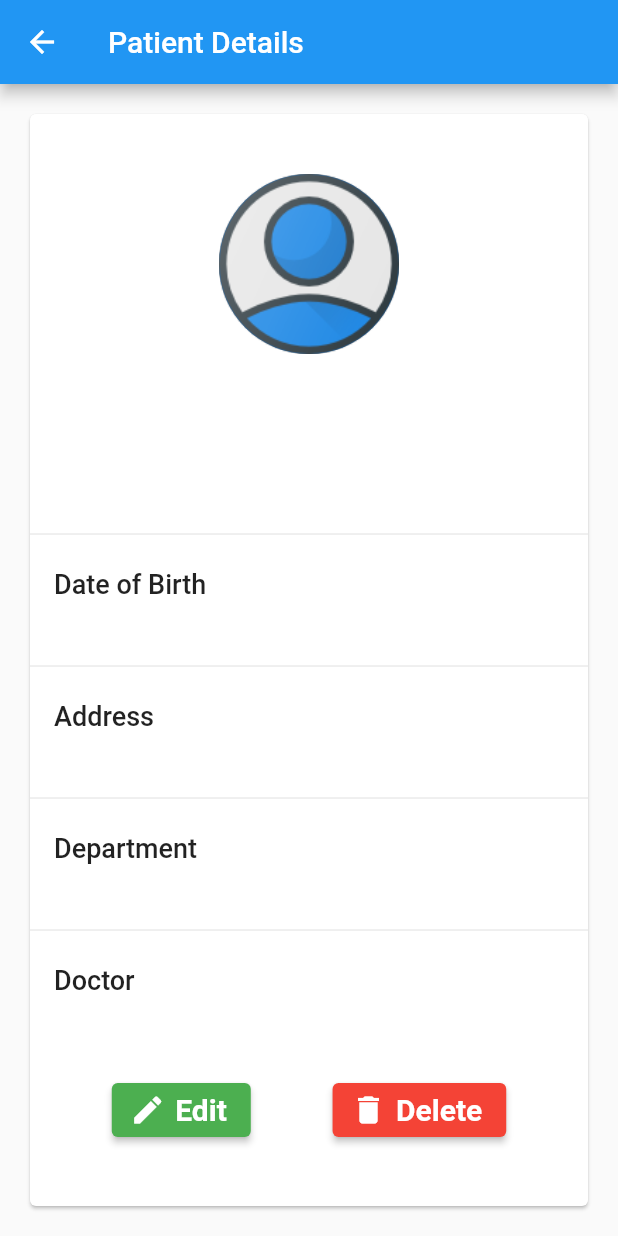
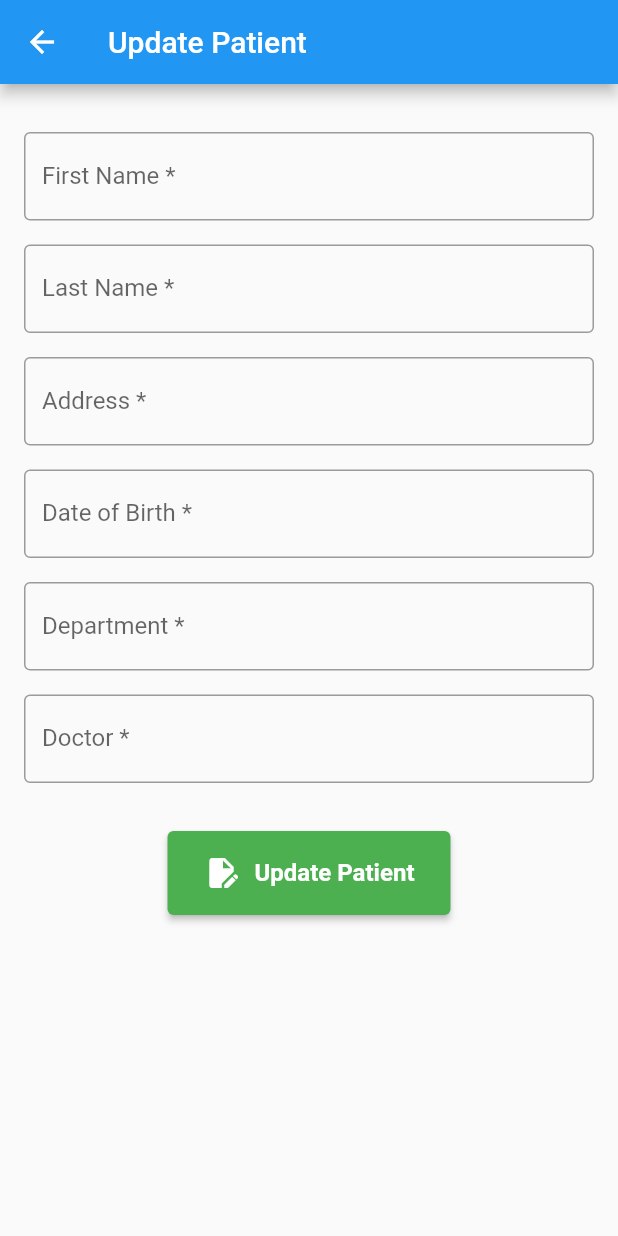
Before and after one commit to Nirajnepal/flutter-patient-app, a Flutter app: the PatientDetailScreen screen opened by its route, after a tap on "Edit", on a phone screen of 412 x 824 dp. Run offline on Flutter 3.47's test engine with Material 2 defaults, Android fonts, the phone set to English and light mode, and no system bars.

Commit message:
added the patient update screen and edit functionality

```diff
--- a/lib/screens/patient/add_patient_details_screen.dart
+++ b/lib/screens/patient/add_patient_details_screen.dart
@@ -29,7 +29,7 @@ class _AddPatientScreenState extends State<AddPatientScreen> {
 
       Future.delayed(Duration.zero, () async {
         try {
-          await apiService.addPatient(
+          Patient addedPatient = await apiService.addPatient(
             firstName: _patient.firstName,
             lastName: _patient.lastName,
             address: _patient.address,
@@ -37,13 +37,14 @@ class _AddPatientScreenState extends State<AddPatientScreen> {
             department: _patient.department,
             doctor: _patient.doctor,
           );
+          // print("$_patient");
 
           // ignore: use_build_context_synchronously
           Navigator.pushReplacement(
             context,
             MaterialPageRoute(
               builder: (context) => PatientDetailScreen(
-                patient: _patient,
+                patient: addedPatient,
               ),
             ),
           );
--- a/lib/screens/patient/patient_detail_screen.dart
+++ b/lib/screens/patient/patient_detail_screen.dart
@@ -1,7 +1,7 @@
 import 'package:flutter/material.dart';
 import '../../models/patient.dart';
 import 'package:patient_app/screens/services/api.services.dart';
-import 'package:patient_app/screens/patient/patient_lists_screen.dart';
+import 'patient_update_screen.dart';
 
 class PatientDetailScreen extends StatelessWidget {
   final Patient patient;
@@ -70,12 +70,12 @@ class PatientDetailScreen extends StatelessWidget {
                         } else {
                           // Display an error message
                           ScaffoldMessenger.of(context).showSnackBar(
-                            SnackBar(
+                            const SnackBar(
                                 content: Text("Failed to delete the patient")),
                           );
                         }
                       },
-                      child: Text('Delete'),
+                      child: const Text('Delete'),
                       style: ElevatedButton.styleFrom(
                         primary: Colors.red,
                         textStyle: const TextStyle(
@@ -190,7 +190,17 @@ class PatientDetailScreen extends StatelessWidget {
                 mainAxisAlignment: MainAxisAlignment.spaceEvenly,
                 children: [
                   ElevatedButton.icon(
-                    onPressed: () {},
+                    onPressed: () {
+                      // Navigate to the update screen with the patient data
+                      Navigator.push(
+                        context,
+                        MaterialPageRoute(
+                          builder: (context) => PatientUpdateScreen(
+                            patient: patient,
+                          ),
+                        ),
+                      );
+                    },
                     icon: Icon(Icons.edit),
                     label: Text('Edit'),
                     style: ElevatedButton.styleFrom(
--- a/lib/screens/patient/patient_lists_screen.dart
+++ b/lib/screens/patient/patient_lists_screen.dart
@@ -28,7 +28,7 @@ class _PatientListScreenState extends State<PatientListScreen> {
               itemCount: patients.length,
               itemBuilder: (context, index) {
                 final patient = patients[index];
-                print('Patient: $patient');
+                //
                 return InkWell(
                   onTap: () {
                     Navigator.push(
--- /dev/null
+++ b/lib/screens/patient/patient_update_screen.dart
@@ -0,0 +1,180 @@
+import 'package:flutter/material.dart';
+import 'package:patient_app/models/patient.dart';
+import 'package:patient_app/screens/services/api.services.dart';
+import 'patient_detail_screen.dart';
+
+class PatientUpdateScreen extends StatefulWidget {
+  final Patient patient;
+
+  const PatientUpdateScreen({Key? key, required this.patient})
+      : super(key: key);
+
+  @override
+  _PatientUpdateScreenState createState() => _PatientUpdateScreenState();
+}
+
+class _PatientUpdateScreenState extends State<PatientUpdateScreen> {
+  final APIService apiService = APIService();
+  final _formKey = GlobalKey<FormState>();
+  late Patient _patient;
+
+  @override
+  void initState() {
+    super.initState();
+    _patient = widget.patient;
+  }
+
+  void _submitForm() async {
+    if (_formKey.currentState!.validate()) {
+      _formKey.currentState!.save();
+
+      // final currentContext = context; // store the current context
+
+      Future.delayed(Duration.zero, () async {
+        try {
+          await apiService.updatePatient(
+            id: _patient.id,
+            firstName: _patient.firstName,
+            lastName: _patient.lastName,
+            address: _patient.address,
+            dateOfBirth: _patient.dateOfBirth,
+            department: _patient.department,
+            doctor: _patient.doctor,
+          );
+
+          // ignore: use_build_context_synchronously
+          Navigator.pushReplacement(
+            context,
+            MaterialPageRoute(
+              builder: (context) => PatientDetailScreen(
+                patient: _patient,
+              ),
+            ),
+          );
+        } catch (e) {
+          print('Error updating patient: $e');
+          // Show error message to user
+          ScaffoldMessenger.of(context).showSnackBar(
+            const SnackBar(
+              content: Text('Failed to update patient'),
+            ),
+          );
+        }
+      });
+    }
+  }
+
+  @override
+  Widget build(BuildContext context) {
+    return Scaffold(
+      appBar: AppBar(
+        title: const Text('Update Patient'),
+      ),
+      body: SingleChildScrollView(
+        child: Padding(
+          padding: const EdgeInsets.all(16.0),
+          child: Form(
+            key: _formKey,
+            child: Column(
+              crossAxisAlignment: CrossAxisAlignment.start,
+              children: <Widget>[
+                const SizedBox(height: 16.0),
+                TextFormField(
+                  decoration: const InputDecoration(
+                    labelText: 'First Name *',
+                    border: OutlineInputBorder(),
+                  ),
+                  initialValue: _patient.firstName,
+                  onSaved: (val) => setState(() => _patient.firstName = val!),
+                  validator: (val) =>
+                      val!.isEmpty ? 'First Name is required' : null,
+                ),
+                const SizedBox(height: 16.0),
+                TextFormField(
+                  decoration: const InputDecoration(
+                    labelText: 'Last Name *',
+                    border: OutlineInputBorder(),
+                  ),
+                  initialValue: _patient.lastName,
+                  onSaved: (val) => setState(() => _patient.lastName = val!),
+                  validator: (val) =>
+                      val!.isEmpty ? 'Last Name is required' : null,
+                ),
+                const SizedBox(height: 16.0),
+                TextFormField(
+                  decoration: const InputDecoration(
+                    labelText: 'Address *',
+                    border: OutlineInputBorder(),
+                  ),
+                  initialValue: _patient.address,
+                  onSaved: (val) => setState(() => _patient.address = val!),
+                  validator: (val) =>
+                      val!.isEmpty ? 'Date of Birth is required' : null,
+                ),
+                const SizedBox(height: 16.0),
+                TextFormField(
+                  decoration: const InputDecoration(
+                    labelText: 'Date of Birth *',
+                    border: OutlineInputBorder(),
+                  ),
+                  initialValue: _patient.dateOfBirth,
+                  onSaved: (val) => setState(() => _patient.dateOfBirth = val!),
+                  validator: (val) =>
+                      val!.isEmpty ? 'Date of Birth is required' : null,
+                ),
+                const SizedBox(height: 16.0),
+                TextFormField(
+                  decoration: const InputDecoration(
+                    labelText: 'Department *',
+                    border: OutlineInputBorder(),
+                  ),
+                  initialValue: _patient.department,
+                  onSaved: (val) => setState(() => _patient.department = val!),
+                  validator: (val) =>
+                      val!.isEmpty ? 'Date of Birth is required' : null,
+                ),
+                const SizedBox(height: 16.0),
+                TextFormField(
+                  decoration: const InputDecoration(
+                    labelText: 'Doctor *',
+                    border: OutlineInputBorder(),
+                  ),
+                  initialValue: _patient.doctor,
+                  onSaved: (val) => setState(() => _patient.doctor = val!),
+                  validator: (val) =>
+                      val!.isEmpty ? 'Doctor is required' : null,
+                ),
+                const SizedBox(height: 32.0),
+                Center(
+                  child: ElevatedButton(
+                    onPressed: _submitForm,
+                    style: ElevatedButton.styleFrom(
+                      backgroundColor: Colors.green,
+                      padding: const EdgeInsets.symmetric(
+                          vertical: 16, horizontal: 24),
+                    ),
+                    child: Row(
+                      mainAxisSize: MainAxisSize.min,
+                      children: const [
+                        Icon(Icons.edit_document, color: Colors.white),
+                        SizedBox(width: 10),
+                        Text(
+                          'Update Patient',
+                          style: TextStyle(
+                            color: Colors.white,
+                            fontSize: 16,
+                            fontWeight: FontWeight.bold,
+                          ),
+                        ),
+                      ],
+                    ),
+                  ),
+                ),
+              ],
+            ),
+          ),
+        ),
+      ),
+    );
+  }
+}
--- a/lib/screens/services/api.services.dart
+++ b/lib/screens/services/api.services.dart
@@ -3,7 +3,7 @@ import 'package:http/http.dart' as http;
 import 'package:patient_app/models/patient.dart';
 
 class APIService {
-  static const endpoint = 'http://192.168.0.20:8080/api';
+  static const endpoint = 'http://192.168.2.49:8080/api';
 
   // method to get all patients
   Future<List<Patient>> getPatients() async {
@@ -43,7 +43,7 @@ class APIService {
 
     if (response.statusCode == 201) {
       final dynamic patientJson = json.decode(response.body);
-      print(patientJson);
+      print('Patient: $patientJson');
       return Patient.fromJson(patientJson);
     } else {
       throw Exception('Failed to add patient');
@@ -59,4 +59,36 @@ class APIService {
     }
     return true;
   }
+
+  // method to update patient
+  Future<Patient> updatePatient({
+    required id,
+    required String firstName,
+    required String lastName,
+    required String address,
+    required String dateOfBirth,
+    required String department,
+    required String doctor,
+  }) async {
+    final url = Uri.parse('$endpoint/patients/$id');
+    final response = await http.patch(
+      url,
+      headers: {'Content-Type': 'application/json'},
+      body: json.encode({
+        'first_name': firstName,
+        'last_name': lastName,
+        'address': address,
+        'date_of_birth': dateOfBirth,
+        'department': department,
+        'doctor': doctor,
+      }),
+    );
+
+    if (response.statusCode == 200) {
+      final dynamic patientJson = json.decode(response.body);
+      return Patient.fromJson(patientJson);
+    } else {
+      throw Exception('Failed to update patient');
+    }
+  }
 }
```
